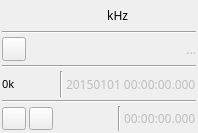
Qt form plugins/samplesource/filesource/filesourcegui.ui (f4exb/sdrangel) before a commit.
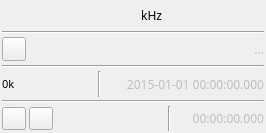
The same form after that commit. Icons and pictures are not drawn. Custom widgets are drawn as their Qt base class.

The edit to the form file:
```diff
--- a/plugins/samplesource/filesource/filesourcegui.ui
+++ b/plugins/samplesource/filesource/filesourcegui.ui
@@ -6,7 +6,7 @@
    <rect>
     <x>0</x>
     <y>0</y>
-    <width>198</width>
+    <width>266</width>
     <height>133</height>
    </rect>
   </property>
@@ -214,11 +214,20 @@
        <property name="enabled">
         <bool>false</bool>
        </property>
+       <property name="minimumSize">
+        <size>
+         <width>160</width>
+         <height>0</height>
+        </size>
+       </property>
        <property name="toolTip">
         <string>Record absolute time</string>
        </property>
        <property name="text">
-        <string>20150101 00:00:00.000</string>
+        <string>2015-01-01 00:00:00.000</string>
+       </property>
+       <property name="alignment">
+        <set>Qt::AlignRight|Qt::AlignTrailing|Qt::AlignVCenter</set>
        </property>
       </widget>
      </item>
@@ -314,12 +323,21 @@
        <property name="enabled">
         <bool>false</bool>
        </property>
+       <property name="minimumSize">
+        <size>
+         <width>90</width>
+         <height>0</height>
+        </size>
+       </property>
        <property name="toolTip">
         <string>Record time from start</string>
        </property>
        <property name="text">
         <string>00:00:00.000</string>
        </property>
+       <property name="alignment">
+        <set>Qt::AlignRight|Qt::AlignTrailing|Qt::AlignVCenter</set>
+       </property>
       </widget>
      </item>
     </layout>
```
Left out of the diff: 11 changed lines with no effect on the pictures.
